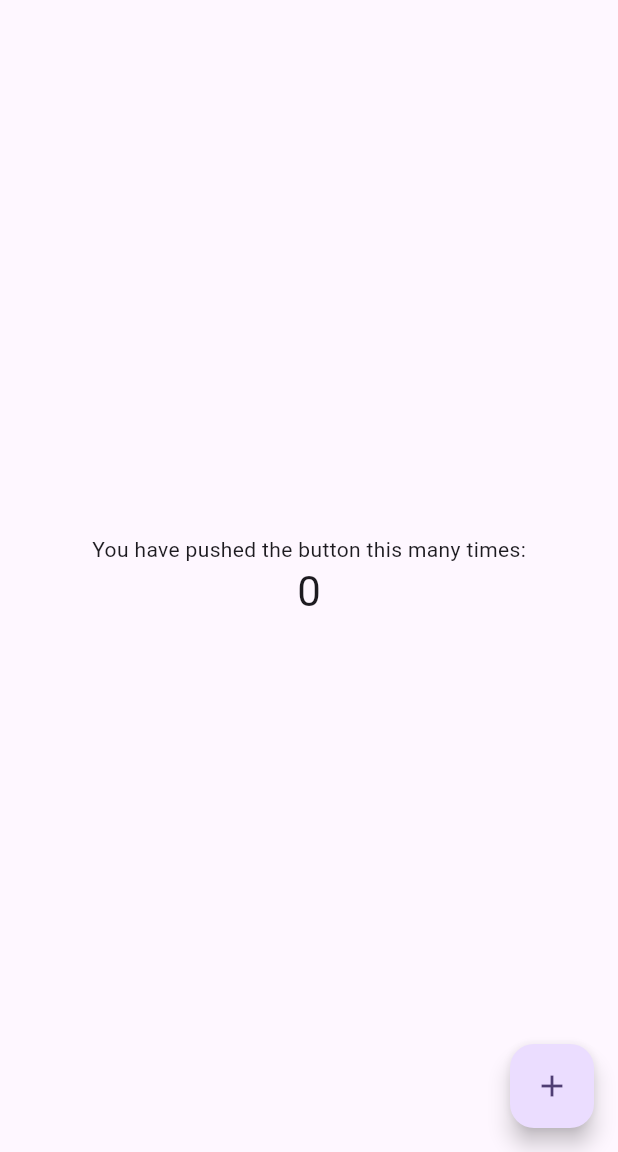
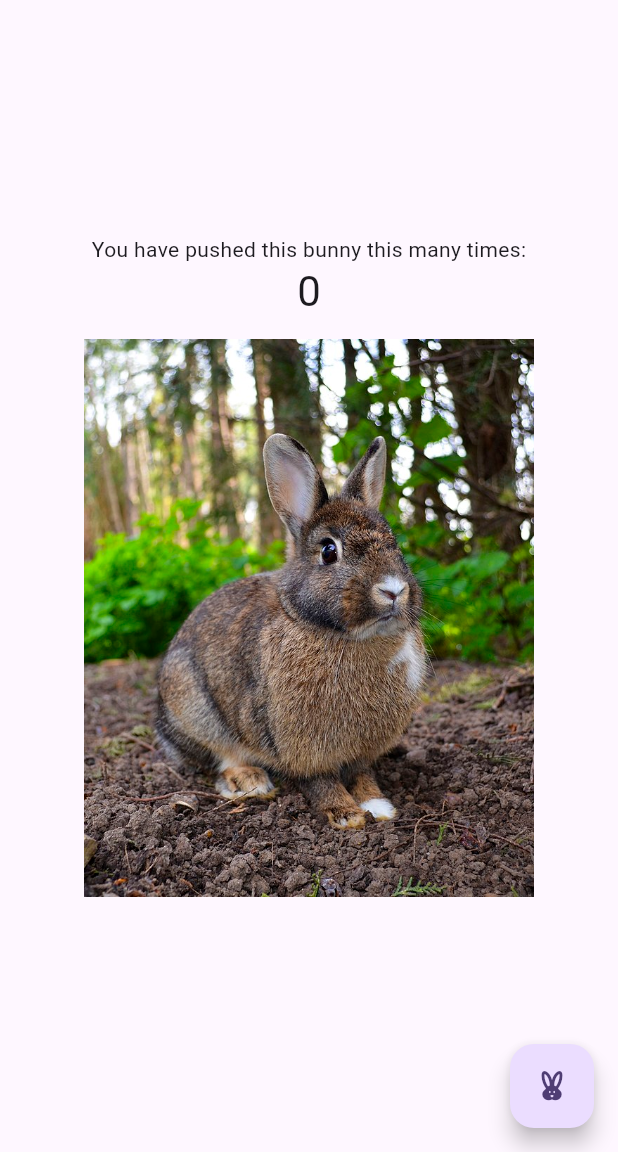
Before and after one commit to leo-huovi/Flutter, a Flutter app: the screen it shows after launch, on a phone screen of 412 x 824 dp, the part 84-1236 px from its top. Run offline on Flutter 3.47's test engine with Material 2 defaults, Android fonts, the phone set to English and light mode, and no system bars.

Commit message:
Added image

```diff
--- a/bunny_world/lib/main.dart
+++ b/bunny_world/lib/main.dart
@@ -106,19 +106,24 @@ class _MyHomePageState extends State<MyHomePage> {
           mainAxisAlignment: MainAxisAlignment.center,
           children: <Widget>[
             const Text(
-              'You have pushed the button this many times:',
+              'You have pushed this bunny this many times:',
             ),
             Text(
               '$_counter',
               style: Theme.of(context).textTheme.headlineMedium,
+            ),
+            Image.asset(
+              'assets/images/bunny.jpg', // Replace 'image_name.png' with your actual image file name
+              width: 300, // Adjust the width as per your requirement
+              height: 400, // Adjust the height as per your requirement
             ),
           ],
         ),
       ),
       floatingActionButton: FloatingActionButton(
         onPressed: _incrementCounter,
-        tooltip: 'Increment',
-        child: const Icon(Icons.add),
+        tooltip: 'Bunny',
+        child: const Icon(Icons.cruelty_free),
       ), // This trailing comma makes auto-formatting nicer for build methods.
     );
   }
--- a/bunny_world/pubspec.yaml
+++ b/bunny_world/pubspec.yaml
@@ -59,8 +59,8 @@ flutter:
   uses-material-design: true
 
   # To add assets to your application, add an assets section, like this:
-  # assets:
-  #   - images/a_dot_burr.jpeg
+  assets:
+   - assets/images/
   #   - images/a_dot_ham.jpeg
 
   # An image asset can refer to one or more resolution-specific "variants", see
```
Also changed, not shown: bunny_world/assets/images/bunny.jpg (added).
